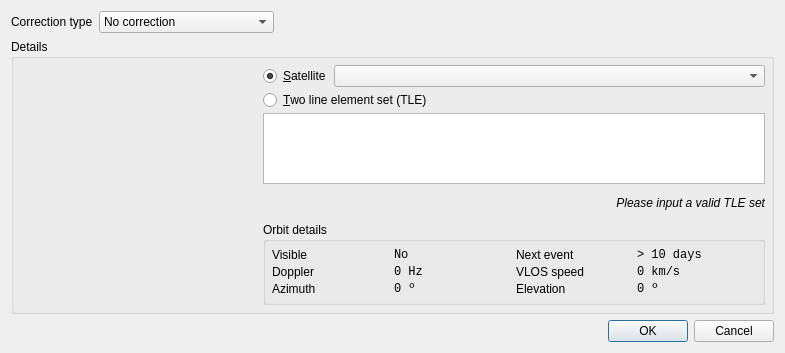
BatchDrake/SigDigger, file ui/FrequencyCorrectionDialog.ui: the form before one commit.
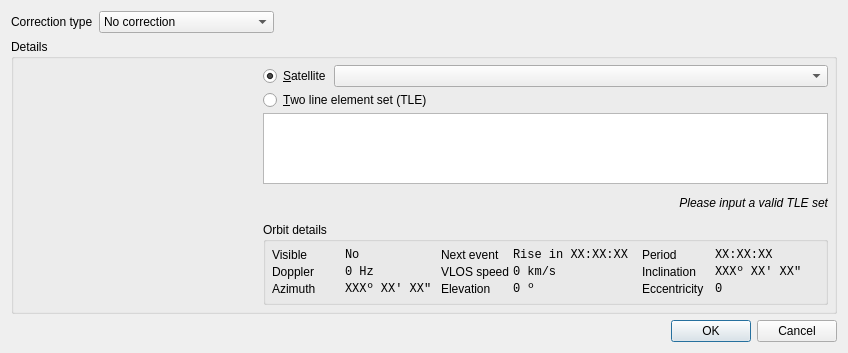
The form after the commit.

Commit message: Add more fields to the frequency correction window

What changed in the file:
```diff
--- a/ui/FrequencyCorrectionDialog.ui
+++ b/ui/FrequencyCorrectionDialog.ui
@@ -6,7 +6,7 @@
    <rect>
     <x>0</x>
     <y>0</y>
-    <width>785</width>
+    <width>848</width>
     <height>352</height>
    </rect>
   </property>
@@ -224,36 +224,29 @@
              <property name="spacing">
               <number>3</number>
              </property>
-             <item row="0" column="0">
-              <widget class="QLabel" name="label_4">
+             <item row="2" column="0">
+              <widget class="QLabel" name="label_12">
                <property name="text">
-                <string>Visible</string>
+                <string>Azimuth</string>
                </property>
               </widget>
              </item>
-             <item row="1" column="2">
-              <widget class="QLabel" name="label_10">
-               <property name="text">
-                <string>VLOS speed</string>
-               </property>
-              </widget>
-             </item>
-             <item row="1" column="0">
-              <widget class="QLabel" name="label_8">
-               <property name="text">
-                <string>Doppler</string>
-               </property>
-              </widget>
-             </item>
-             <item row="1" column="1">
-              <widget class="QLabel" name="dopplerLabel">
+             <item row="2" column="3">
+              <widget class="QLabel" name="elevationLabel">
                <property name="font">
                 <font>
                  <family>Monospace</family>
                 </font>
                </property>
                <property name="text">
-                <string>0 Hz</string>
+                <string>0 º</string>
+               </property>
+              </widget>
+             </item>
+             <item row="1" column="4">
+              <widget class="QLabel" name="label_7">
+               <property name="text">
+                <string>Inclination</string>
                </property>
               </widget>
              </item>
@@ -269,15 +262,22 @@
                </property>
               </widget>
              </item>
-             <item row="0" column="3">
-              <widget class="QLabel" name="nextEventLabel">
+             <item row="1" column="1">
+              <widget class="QLabel" name="dopplerLabel">
                <property name="font">
                 <font>
                  <family>Monospace</family>
                 </font>
                </property>
                <property name="text">
-                <string>&gt; 10 days</string>
+                <string>0 Hz</string>
+               </property>
+              </widget>
+             </item>
+             <item row="1" column="2">
+              <widget class="QLabel" name="label_10">
+               <property name="text">
+                <string>VLOS speed</string>
                </property>
               </widget>
              </item>
@@ -293,6 +293,44 @@
                </property>
               </widget>
              </item>
+             <item row="0" column="4">
+              <widget class="QLabel" name="label_3">
+               <property name="text">
+                <string>Period</string>
+               </property>
+              </widget>
+             </item>
+             <item row="0" column="3">
+              <widget class="QLabel" name="nextEventLabel">
+               <property name="sizePolicy">
+                <sizepolicy hsizetype="Fixed" vsizetype="Preferred">
+                 <horstretch>0</horstretch>
+                 <verstretch>0</verstretch>
+                </sizepolicy>
+               </property>
+               <property name="minimumSize">
+                <size>
+                 <width>126</width>
+                 <height>0</height>
+                </size>
+               </property>
+               <property name="font">
+                <font>
+                 <family>Monospace</family>
+                </font>
+               </property>
+               <property name="text">
+                <string>Rise in XX:XX:XX</string>
+               </property>
+              </widget>
+             </item>
+             <item row="2" column="4">
+              <widget class="QLabel" name="label_5">
+               <property name="text">
+                <string>Eccentricity</string>
+               </property>
+              </widget>
+             </item>
              <item row="0" column="2">
               <widget class="QLabel" name="label_6">
                <property name="text">
@@ -300,22 +338,27 @@
                </property>
               </widget>
              </item>
-             <item row="2" column="0">
-              <widget class="QLabel" name="label_12">
-               <property name="text">
-                <string>Azimuth</string>
-               </property>
-              </widget>
-             </item>
              <item row="2" column="1">
               <widget class="QLabel" name="azimuthLabel">
+               <property name="sizePolicy">
+                <sizepolicy hsizetype="Fixed" vsizetype="Preferred">
+                 <horstretch>0</horstretch>
+                 <verstretch>0</verstretch>
+                </sizepolicy>
+               </property>
+               <property name="minimumSize">
+                <size>
+                 <width>93</width>
+                 <height>0</height>
+                </size>
+               </property>
                <property name="font">
                 <font>
                  <family>Monospace</family>
                 </font>
                </property>
                <property name="text">
-                <string>0 º</string>
+                <string>XXXº XX' XX&quot;</string>
                </property>
               </widget>
              </item>
@@ -326,15 +369,65 @@
                </property>
               </widget>
              </item>
-             <item row="2" column="3">
-              <widget class="QLabel" name="elevationLabel">
+             <item row="1" column="0">
+              <widget class="QLabel" name="label_8">
+               <property name="text">
+                <string>Doppler</string>
+               </property>
+              </widget>
+             </item>
+             <item row="0" column="0">
+              <widget class="QLabel" name="label_4">
+               <property name="text">
+                <string>Visible</string>
+               </property>
+              </widget>
+             </item>
+             <item row="0" column="5">
+              <widget class="QLabel" name="periodLabel">
                <property name="font">
                 <font>
                  <family>Monospace</family>
                 </font>
                </property>
                <property name="text">
-                <string>0 º</string>
+                <string>XX:XX:XX</string>
+               </property>
+              </widget>
+             </item>
+             <item row="1" column="5">
+              <widget class="QLabel" name="incLabel">
+               <property name="sizePolicy">
+                <sizepolicy hsizetype="Fixed" vsizetype="Preferred">
+                 <horstretch>0</horstretch>
+                 <verstretch>0</verstretch>
+                </sizepolicy>
+               </property>
+               <property name="minimumSize">
+                <size>
+                 <width>104</width>
+                 <height>0</height>
+                </size>
+               </property>
+               <property name="font">
+                <font>
+                 <family>Monospace</family>
+                </font>
+               </property>
+               <property name="text">
+                <string>XXXº XX' XX&quot;</string>
+               </property>
+              </widget>
+             </item>
+             <item row="2" column="5">
+              <widget class="QLabel" name="eccLabel">
+               <property name="font">
+                <font>
+                 <family>Monospace</family>
+                </font>
+               </property>
+               <property name="text">
+                <string>0</string>
                </property>
               </widget>
              </item>
```
The commit also changes 2 other files.
